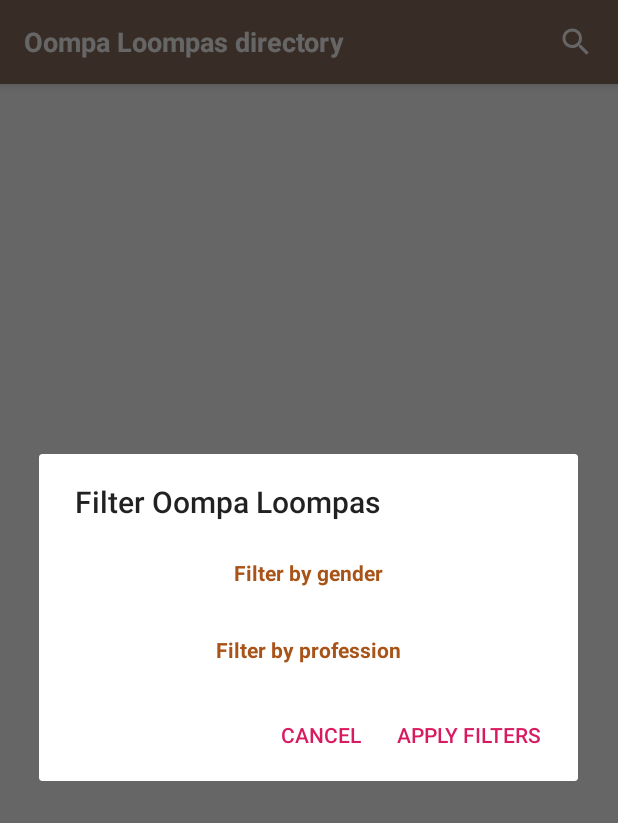
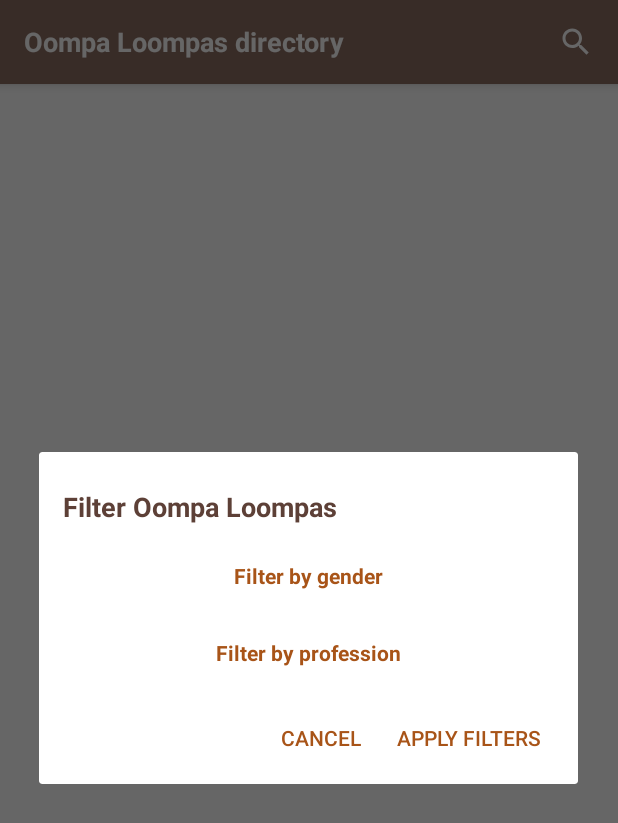
Before and after one commit to MerylMP/OLCrew, an Android app: the screen it shows after launch (MainActivity), after a tap on an icon or button, on a phone screen of 412 x 824 dp. Shown: the top 823 px of the screen. Run offline under Robolectric (Android 15) with nearby library versions, the phone set to English and light mode, and no system bars; pictures from the network do not load; 1 statement that could not run was skipped.

Commit message:
Implementing filter buttons & other filter improvements

```diff
--- a/app/src/main/java/com/devmini/olcrew/activities/MainActivity.java
+++ b/app/src/main/java/com/devmini/olcrew/activities/MainActivity.java
@@ -69,6 +69,11 @@ public class MainActivity extends AppCompatActivity {
         this.filter.setOnClickListener(onClickListener);
     }
 
+    public void setCleanFilterAction(View.OnClickListener onClickListener) {
+        this.cleanFilters.setOnClickListener(onClickListener);
+    }
+
+
     @Override
     public void onBackPressed() {
         if (getSupportFragmentManager().getBackStackEntryCount() > 1) {
--- a/app/src/main/java/com/devmini/olcrew/adapters/PaginationScrollListener.java
+++ b/app/src/main/java/com/devmini/olcrew/adapters/PaginationScrollListener.java
@@ -20,7 +20,7 @@ public abstract class PaginationScrollListener extends RecyclerView.OnScrollList
         int firstVisibleItemPosition = linearLayoutManager.findFirstVisibleItemPosition();
 
         if (!isLoading() && !isLastPage()) {
-            if (((this.THRESHOLDITEMS + visibleItemCount + firstVisibleItemPosition) >= totalItemCount)
+            if (((THRESHOLDITEMS + visibleItemCount + firstVisibleItemPosition) >= totalItemCount)
                     && (firstVisibleItemPosition >= 0)) {
                 loadMoreItems();
             }
--- a/app/src/main/java/com/devmini/olcrew/oompaLoompasDetail/DetailOLFragment.java
+++ b/app/src/main/java/com/devmini/olcrew/oompaLoompasDetail/DetailOLFragment.java
@@ -128,7 +128,6 @@ public class DetailOLFragment extends Fragment implements DetailOLMVPInterface.V
 
     @Override
     public void showError(int error) {
-        // TODO improve layout
         Toast.makeText(getContext(), error, Toast.LENGTH_SHORT).show();
     }
 
--- a/app/src/main/java/com/devmini/olcrew/oompaLoompasList/ListOLFragment.java
+++ b/app/src/main/java/com/devmini/olcrew/oompaLoompasList/ListOLFragment.java
@@ -43,6 +43,7 @@ public class ListOLFragment extends Fragment implements ListOLMVPInterface.View
     private int currentPage = PAGE_START;
     private boolean isLoading = false;
     private boolean isLastPage = false;
+    private MainActivity mainActivity;
 
 
     public ListOLFragment() {
@@ -65,14 +66,23 @@ public class ListOLFragment extends Fragment implements ListOLMVPInterface.View
     @Override
     public void onViewCreated(@NonNull View view, @Nullable Bundle savedInstanceState) {
         super.onViewCreated(view, savedInstanceState);
+        this.mainActivity = (MainActivity) getActivity();
 
         // Toolbar
         setToolbarMessage();
-        ((MainActivity) getActivity()).showFilterButton();
-        ((MainActivity) getActivity()).setFilterAction(new View.OnClickListener() {
+
+        this.mainActivity.showFilterButton();
+        this.mainActivity.setFilterAction(new View.OnClickListener() {
             @Override
             public void onClick(View v) {
                 showFilterDialog();
+            }
+        });
+
+        this.mainActivity.setCleanFilterAction(new View.OnClickListener() {
+            @Override
+            public void onClick(View v) {
+                presenter.removeFilters();
             }
         });
 
@@ -160,9 +170,25 @@ public class ListOLFragment extends Fragment implements ListOLMVPInterface.View
         this.olAdapter.notifyDataSetChanged();
     }
 
+    @Override
+    public void cleanOLList() {
+        this.oompaLoompasFinalList.clear();
+        this.olAdapter.notifyDataSetChanged();
+    }
+
+    @Override
+    public void showCleanFiltersButton() {
+        this.mainActivity.showCleanFiltersButton();
+    }
+
+    @Override
+    public void showFilterButton() {
+        this.mainActivity.showFilterButton();
+    }
+
     private void setToolbarMessage() {
         String message = getString(R.string.directory);
-        ((MainActivity) getActivity()).setToolbarMessage(message);
+        this.mainActivity.setToolbarMessage(message);
     }
 
     private void showFilterDialog() {
@@ -190,8 +216,7 @@ public class ListOLFragment extends Fragment implements ListOLMVPInterface.View
         }
 
         AlertDialog.Builder builder = new AlertDialog.Builder(getContext());
-        builder.setTitle(R.string.filterOompaLoompas)
-                .setView(filterDialogView)
+        builder.setView(filterDialogView)
                 .setPositiveButton(R.string.applyFilters, new DialogInterface.OnClickListener() {
                     @Override
                     public void onClick(DialogInterface dialog, int which) {
@@ -215,17 +240,16 @@ public class ListOLFragment extends Fragment implements ListOLMVPInterface.View
                         }
 
                         presenter.filterOompaLoompas(genderFilter, professionsFilter);
-
-                        dialog.dismiss();
                     }
                 })
+
                 .setNegativeButton(R.string.cancel, new DialogInterface.OnClickListener() {
                     @Override
                     public void onClick(DialogInterface dialog, int which) {
                         //does nothing
-                        dialog.dismiss();
                     }
                 });
+
         return builder.create();
     }
 }
--- a/app/src/main/java/com/devmini/olcrew/oompaLoompasList/ListOLMVPInterface.java
+++ b/app/src/main/java/com/devmini/olcrew/oompaLoompasList/ListOLMVPInterface.java
@@ -19,6 +19,12 @@ public interface ListOLMVPInterface {
         void showNoInfoMessage(boolean noInfoMessage);
 
         void loadFilteredList(List<OompaLoompa> olFiltered);
+
+        void cleanOLList();
+
+        void showCleanFiltersButton();
+
+        void showFilterButton();
     }
 
     interface Presenter {
@@ -36,6 +42,7 @@ public interface ListOLMVPInterface {
 
         List<String> getProfessionSelectionList();
 
+        void removeFilters();
     }
 
     interface Model {
--- a/app/src/main/res/layout/filter_dialog.xml
+++ b/app/src/main/res/layout/filter_dialog.xml
@@ -3,6 +3,22 @@
     xmlns:app = "http://schemas.android.com/apk/res-auto"
     android:layout_width = "match_parent"
     android:layout_height = "wrap_content">
+
+    <TextView
+        android:id = "@+id/filterDialog_filterTitleLabel"
+        android:layout_width = "0dp"
+        android:layout_height = "wrap_content"
+        android:layout_marginStart = "16dp"
+        android:layout_marginTop = "24dp"
+        android:layout_marginEnd = "16dp"
+        android:text = "@string/filterOompaLoompas"
+        android:textAlignment = "textStart"
+        android:textColor = "@color/chocolatePrimaryDark"
+        android:textSize = "18sp"
+        android:textStyle = "bold"
+        app:layout_constraintEnd_toEndOf = "parent"
+        app:layout_constraintStart_toStartOf = "parent"
+        app:layout_constraintTop_toTopOf = "parent" />
 
     <TextView
         android:id = "@+id/filterDialog_filterGenderLabel"
@@ -17,7 +33,7 @@
         android:textStyle = "bold"
         app:layout_constraintEnd_toEndOf = "parent"
         app:layout_constraintStart_toStartOf = "parent"
-        app:layout_constraintTop_toTopOf = "parent" />
+        app:layout_constraintTop_toBottomOf = "@id/filterDialog_filterTitleLabel" />
 
     <LinearLayout
         android:id = "@+id/filterDialog_filterGenderList"
--- a/app/src/main/res/values/styles.xml
+++ b/app/src/main/res/values/styles.xml
@@ -5,7 +5,7 @@
         <!-- Customize your theme here. -->
         <item name = "colorPrimary">@color/chocolatePrimary</item>
         <item name = "colorPrimaryDark">@color/chocolatePrimaryDark</item>
-        <item name = "colorAccent">@color/colorAccent</item>
+        <item name = "colorAccent">@color/chocolate</item>
         <item name = "windowActionBar">false</item>
         <item name = "windowNoTitle">true</item>
     </style>
```
Also changed, not shown: app/src/main/java/com/devmini/olcrew/oompaLoompasList/ListOLFragmentPresenter.java (+15 -0 lines).
